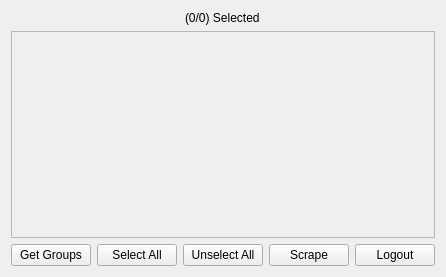
Above: src/gui/main_window/central_widget/scrape_widget/ScrapeWidget.ui from ephell/Telescrape before the change. Below: the same form after it.
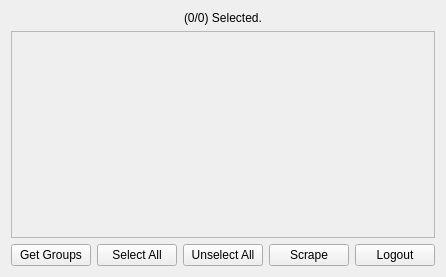
That is the form after the change.

What changed in the file:
```diff
--- a/src/gui/main_window/central_widget/scrape_widget/ScrapeWidget.ui
+++ b/src/gui/main_window/central_widget/scrape_widget/ScrapeWidget.ui
@@ -23,7 +23,7 @@
       </sizepolicy>
      </property>
      <property name="text">
-      <string>(0/0) Selected</string>
+      <string>(0/0) Selected.</string>
      </property>
     </widget>
    </item>
```
